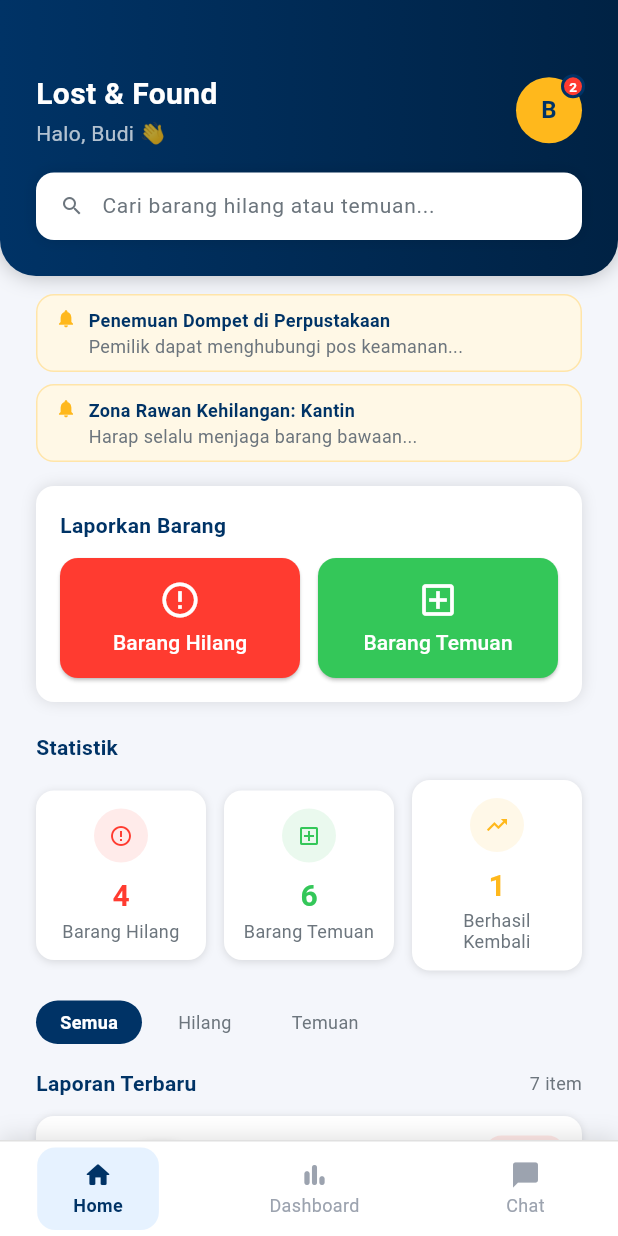
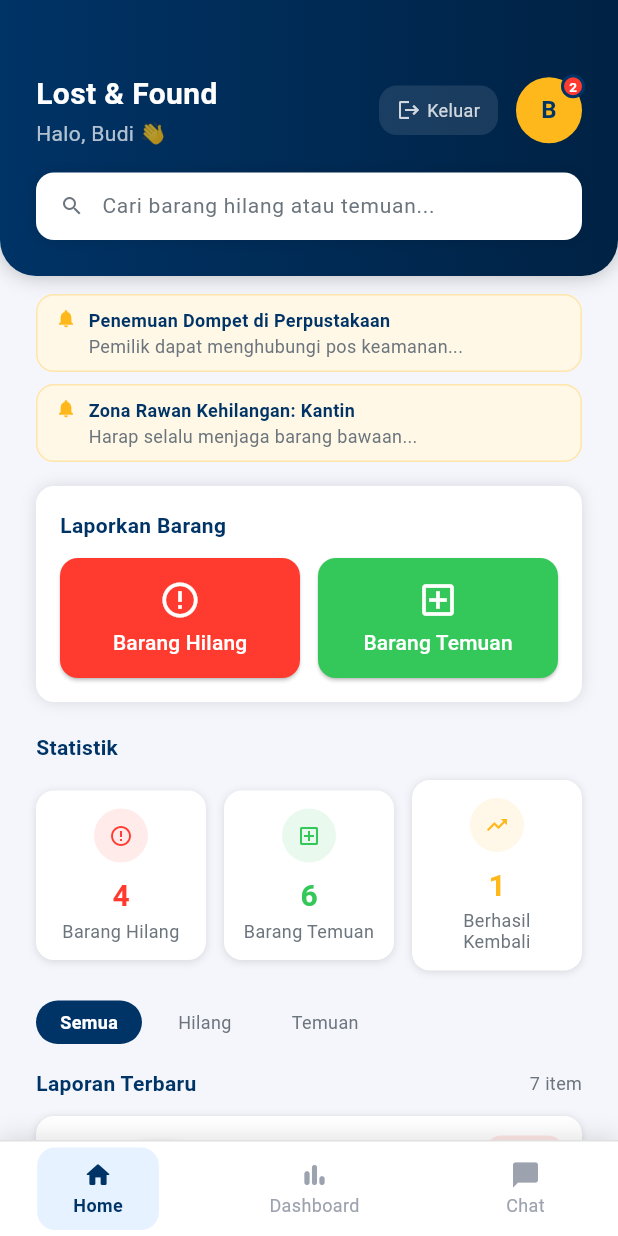
Before and after one commit to Driannnn/Unesa-Lost-n-Found-Flutter, a Flutter app: the HomeScreen screen opened by its route, on a phone screen of 412 x 824 dp. Run offline on Flutter 3.47's test engine with Material 3 defaults, Android fonts, the phone set to English and light mode, and no system bars.

Commit message:
add logout button

```diff
--- a/lib/presentation/screens/home_screen.dart
+++ b/lib/presentation/screens/home_screen.dart
@@ -87,6 +87,30 @@ class _HomeScreenState extends State<HomeScreen> {
                         ),
                       ],
                     ),
+                    Row(
+                      children: [
+                        // Logout button
+                        GestureDetector(
+                          onTap: () {
+                            Navigator.pushNamedAndRemoveUntil(context, '/', (route) => false);
+                          },
+                          child: Container(
+                            padding: const EdgeInsets.symmetric(horizontal: 12, vertical: 8),
+                            decoration: BoxDecoration(
+                              color: Colors.white.withOpacity(0.1),
+                              borderRadius: BorderRadius.circular(12),
+                            ),
+                            child: Row(
+                              children: [
+                                Icon(Icons.logout, size: 16, color: Colors.white.withOpacity(0.8)),
+                                const SizedBox(width: 4),
+                                Text('Keluar', style: TextStyle(fontSize: 12, color: Colors.white.withOpacity(0.8))),
+                              ],
+                            ),
+                          ),
+                        ),
+                        const SizedBox(width: 12),
+                        // Avatar
                         Stack(
                           clipBehavior: Clip.none,
                           children: [
@@ -123,6 +147,8 @@ class _HomeScreenState extends State<HomeScreen> {
                                   ),
                                 ),
                               ),
+                            ),
+                          ],
                         ),
                       ],
                     ),
```
Lines whose indentation alone changed are shown as unchanged.
